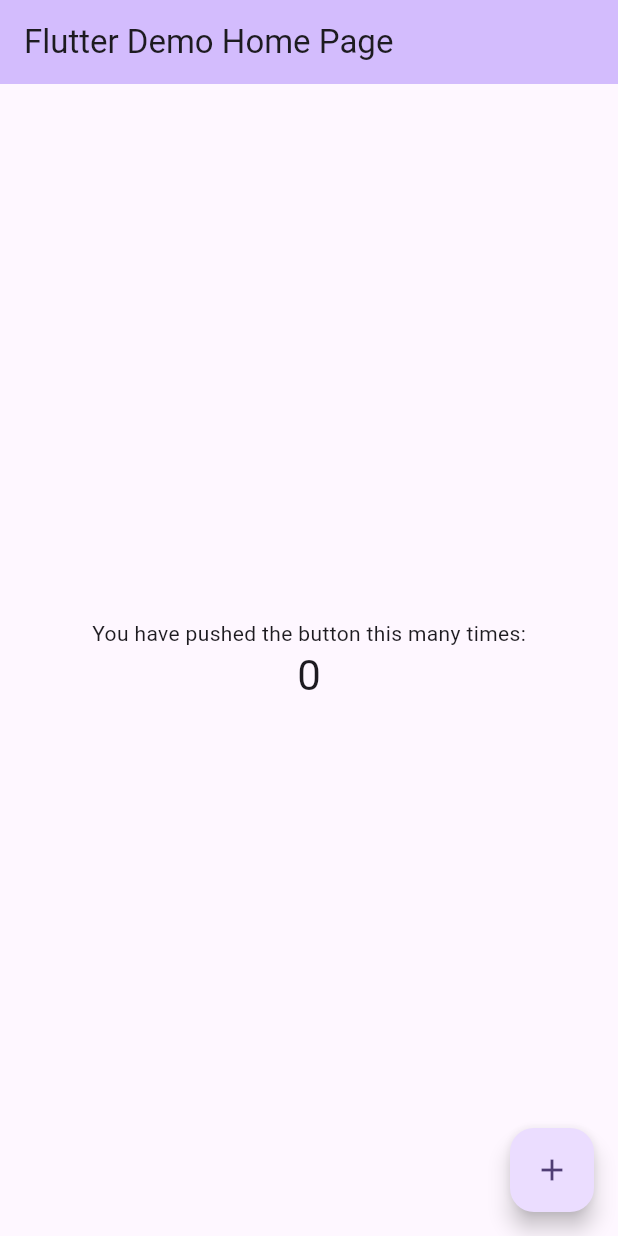
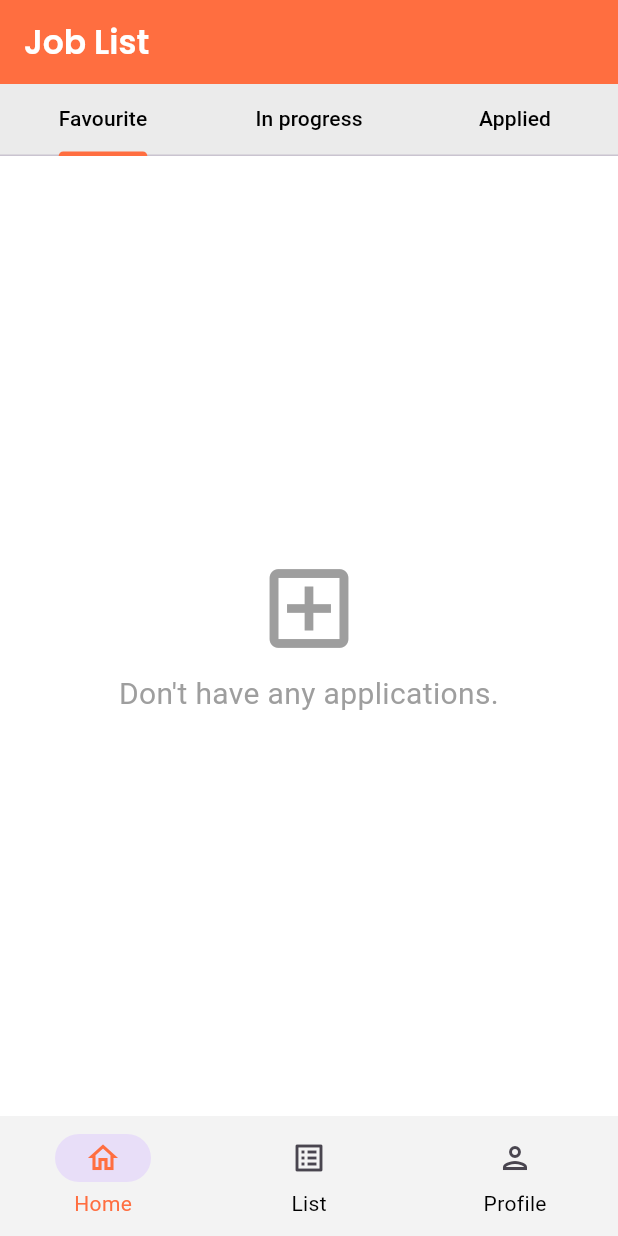
Before and after one commit to ZentryxTH/mobile-project, a Flutter app: the screen it shows after launch, on a phone screen of 412 x 824 dp. Run offline on Flutter 3.47's test engine with Material 3 defaults, Android fonts, the phone set to English and light mode, and no system bars.

Commit message:
begin create favourite page

```diff
--- a/intrn/lib/main.dart
+++ b/intrn/lib/main.dart
@@ -1,122 +1,156 @@
 import 'package:flutter/material.dart';
 
 void main() {
-  runApp(const MyApp());
+  runApp(MyApp());
 }
 
 class MyApp extends StatelessWidget {
   const MyApp({super.key});
 
-  // This widget is the root of your application.
   @override
   Widget build(BuildContext context) {
     return MaterialApp(
-      title: 'Flutter Demo',
-      theme: ThemeData(
-        // This is the theme of your application.
-        //
-        // TRY THIS: Try running your application with "flutter run". You'll see
-        // the application has a purple toolbar. Then, without quitting the app,
-        // try changing the seedColor in the colorScheme below to Colors.green
-        // and then invoke "hot reload" (save your changes or press the "hot
-        // reload" button in a Flutter-supported IDE, or press "r" if you used
-        // the command line to start the app).
-        //
-        // Notice that the counter didn't reset back to zero; the application
-        // state is not lost during the reload. To reset the state, use hot
-        // restart instead.
-        //
-        // This works for code too, not just values: Most code changes can be
-        // tested with just a hot reload.
-        colorScheme: ColorScheme.fromSeed(seedColor: Colors.deepPurple),
+      theme: ThemeData(useMaterial3: true),
+      home: NavigationBars(),
+    );
+  }
+}
+class NavigationBars extends StatefulWidget {
+  const NavigationBars({super.key});
+
+  @override
+  State<NavigationBars> createState() => NavigationBarState();
+}
+
+class NavigationBarState extends State<NavigationBars>{
+  // const NavigationBars({super.key});
+  int pageindex = 0 ;
+  List<String> titles = <String>['Favourite', 'In progess', 'Applied'];
+
+  @override
+  Widget build(BuildContext context) {
+    return Scaffold(
+      bottomNavigationBar: NavigationBarTheme(
+        data: NavigationBarThemeData(
+          labelTextStyle: WidgetStateProperty .resolveWith<TextStyle>((
+            Set<WidgetState> states,
+          ) {
+            if (states.contains(WidgetState.selected)) {
+              return TextStyle(color: Colors.deepOrangeAccent);
+            }else{
+              return TextStyle(color: Colors.black);
+            }
+          }),
         ),
-      home: const MyHomePage(title: 'Flutter Demo Home Page'),
+    child: NavigationBar(
+      backgroundColor: Color.fromARGB(255, 243, 243, 243),
+      selectedIndex: pageindex,
+      onDestinationSelected: (int index) {
+        setState(() {
+          pageindex = index;
+        });
+      },
+      destinations: [
+        NavigationDestination(
+          icon: Icon(Icons.home_outlined, color: pageindex == 0 ? Colors.deepOrangeAccent : null),
+          label: 'Home',
+        ),
+        NavigationDestination(
+          icon: Icon(Icons.list_alt_outlined, color: pageindex == 1 ? Colors.deepOrangeAccent : null),
+          label: 'List',
+        ),
+        NavigationDestination(
+          icon: Icon(Icons.person_outlined, color: pageindex == 2 ? Colors.deepOrangeAccent : null),
+          label: 'Profile',
+        ),
+      ],
+    ),
+      ),
+      body: appbars(),
     );
   }
 }
 
-class MyHomePage extends StatefulWidget {
-  const MyHomePage({super.key, required this.title});
-
-  // This widget is the home page of your application. It is stateful, meaning
-  // that it has a State object (defined below) that contains fields that affect
-  // how it looks.
-
-  // This class is the configuration for the state. It holds the values (in this
-  // case the title) provided by the parent (in this case the App widget) and
-  // used by the build method of the State. Fields in a Widget subclass are
-  // always marked "final".
-
-  final String title;
+class appbars extends StatefulWidget {
+  const appbars({super.key});
 
   @override
-  State<MyHomePage> createState() => _MyHomePageState();
+  State<appbars> createState() => AppbarState();
 }
 
-class _MyHomePageState extends State<MyHomePage> {
-  int _counter = 0;
-
-  void _incrementCounter() {
-    setState(() {
-      // This call to setState tells the Flutter framework that something has
-      // changed in this State, which causes it to rerun the build method below
-      // so that the display can reflect the updated values. If we changed
-      // _counter without calling setState(), then the build method would not be
-      // called again, and so nothing would appear to happen.
-      _counter++;
-    });
-  }
+class AppbarState extends State<appbars> {
 
   @override
   Widget build(BuildContext context) {
-    // This method is rerun every time setState is called, for instance as done
-    // by the _incrementCounter method above.
-    //
-    // The Flutter framework has been optimized to make rerunning build methods
-    // fast, so that you can just rebuild anything that needs updating rather
-    // than having to individually change instances of widgets.
-    return Scaffold(
+    return MaterialApp(
+      home: DefaultTabController(
+        length: 3,
+        child: Scaffold(
           appBar: AppBar(
-        // TRY THIS: Try changing the color here to a specific color (to
-        // Colors.amber, perhaps?) and trigger a hot reload to see the AppBar
-        // change color while the other colors stay the same.
-        backgroundColor: Theme.of(context).colorScheme.inversePrimary,
-        // Here we take the value from the MyHomePage object that was created by
-        // the App.build method, and use it to set our appbar title.
-        title: Text(widget.title),
+            backgroundColor: Colors.deepOrangeAccent,
+            title: Text(
+              'Job List',
+              style: TextStyle(
+                fontFamily: 'Poppins',
+                color: Colors.white,
+                fontWeight: FontWeight.bold,
               ),
-      body: Center(
-        // Center is a layout widget. It takes a single child and positions it
-        // in the middle of the parent.
+            ),
+
+          ),
+          body: Column(
+            children: [
+              Container(
+                color: const Color.fromARGB(255, 235, 235, 235),
+                child: TabBar(
+                  indicatorColor: Colors.deepOrangeAccent,
+                  labelColor: Colors.black,
+                  unselectedLabelColor: Colors.black,
+                  tabs: [
+                    Tab(text: 'Favourite'),
+                    Tab(text: 'In progress'),
+                    Tab(text: 'Applied'),
+                  ],
+                ),
+              ),
+              Expanded(
+                child: Container(
+                  color: Colors.white,
+                  child: TabBarView(
+                  children: [
+                      Center(
                         child: Column(
-          // Column is also a layout widget. It takes a list of children and
-          // arranges them vertically. By default, it sizes itself to fit its
-          // children horizontally, and tries to be as tall as its parent.
-          //
-          // Column has various properties to control how it sizes itself and
-          // how it positions its children. Here we use mainAxisAlignment to
-          // center the children vertically; the main axis here is the vertical
-          // axis because Columns are vertical (the cross axis would be
-          // horizontal).
-          //
-          // TRY THIS: Invoke "debug painting" (choose the "Toggle Debug Paint"
-          // action in the IDE, or press "p" in the console), to see the
-          // wireframe for each widget.
                           mainAxisAlignment: MainAxisAlignment.center,
-          children: <Widget>[
-            const Text('You have pushed the button this many times:'),
+                          children: [
+                            Icon(
+                              Icons.add_box_outlined,
+                              size: 70.0,
+                              color: Colors.grey,
+                            ),
+                            SizedBox(
+                              height: 8.0,
+                            ),
                             Text(
-              '$_counter',
-              style: Theme.of(context).textTheme.headlineMedium,
+                              "Don't have any applications.",
+                              textAlign: TextAlign.center,
+                              style: TextStyle(
+                                color: Colors.grey,
+                                fontSize: 20.0,
+                              ),
                             ),
                           ],
                         ),
                       ),
-      floatingActionButton: FloatingActionButton(
-        onPressed: _incrementCounter,
-        tooltip: 'Increment',
-        child: const Icon(Icons.add),
-      ), // This trailing comma makes auto-formatting nicer for build methods.
+                      Center(child: Text('In progress')),
+                      Center(child: Text('Applied')),
+                    ],
+                ),
+                ),
+              ),
+            ],
+          ),
+        ),
+      ),
     );
   }
 }
```
Also changed, not shown: intrn/pubspec.yaml (+6 -9 lines), intrn/assets/fonts/Poppins-SemiBold.ttf (added), 1 other file. Lines whose indentation alone changed are shown as unchanged.
